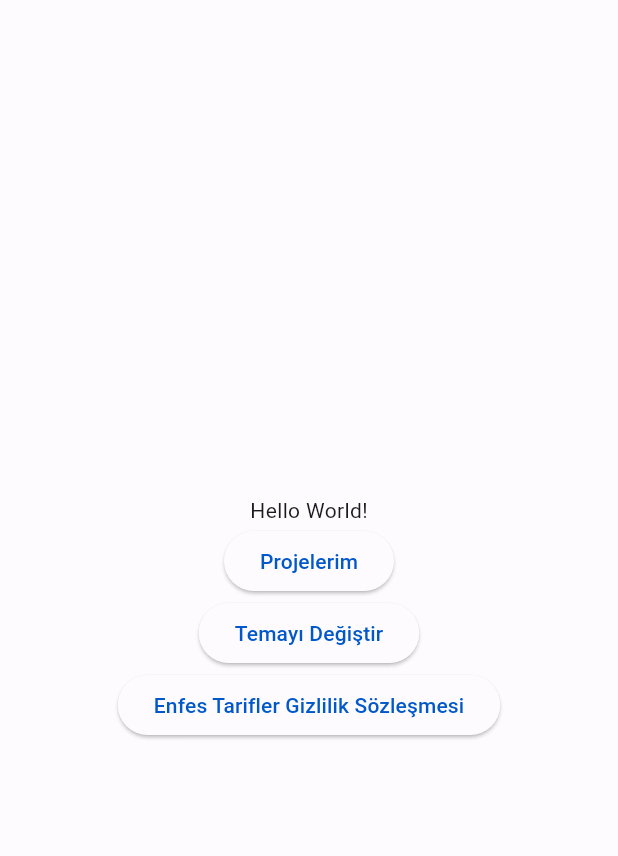
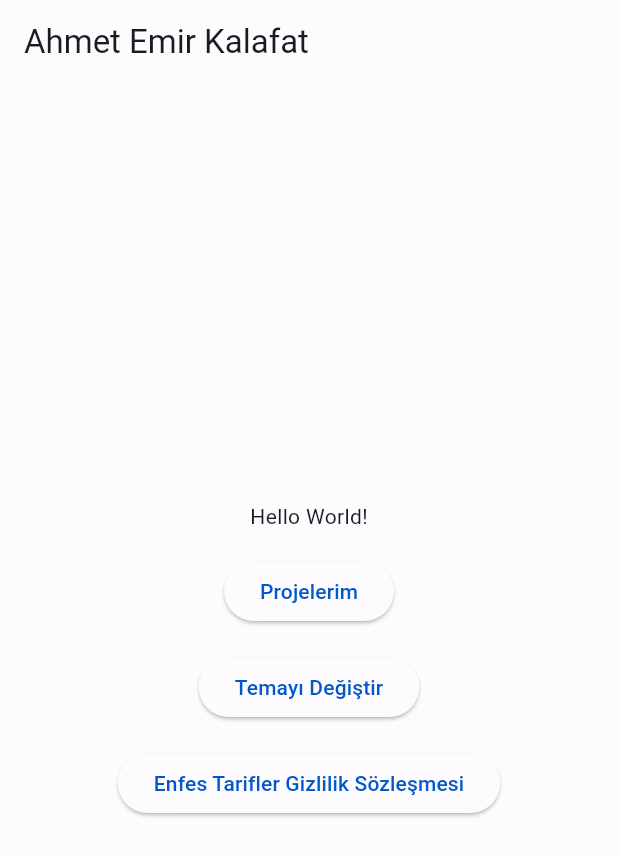
Before and after one commit to emirkalafat/emirklft, a Flutter app: the screen it shows after launch, on a phone screen of 412 x 824 dp. Shown: the top 856 px of the screen. Run offline on Flutter 3.47's test engine with Material 2 defaults, Android fonts, the phone set to English and light mode, and no system bars; our stand-ins replace adaptive_theme, beamer, flutter_widget_from_html_core.

Commit message:
padding fix

```diff
--- a/lib/screens/gizlilik_sozlesmesi.dart
+++ b/lib/screens/gizlilik_sozlesmesi.dart
@@ -1,4 +1,3 @@
-import 'dart:convert';
 import 'package:blog_web_site/html_pages.dart';
 import 'package:flutter/material.dart';
 import 'package:flutter_widget_from_html_core/flutter_widget_from_html_core.dart';
@@ -6,20 +5,11 @@ import 'package:flutter_widget_from_html_core/flutter_widget_from_html_core.dart
 class EnfesTariflerGizlilikSozlesmesi extends StatelessWidget {
   const EnfesTariflerGizlilikSozlesmesi({super.key});
 
-  void loadLocalHTML() async {
-    final url = Uri.dataFromString(
-      HTMLPages.gizlilik,
-      mimeType: 'text/html',
-      encoding: Encoding.getByName('utf-8'),
-    ).toString();
-    //controller.loadUrl(url);
-  }
-
   @override
   Widget build(BuildContext context) {
     return Scaffold(
       appBar: AppBar(
-        title: Text("Enfes Tarifler Gizlilik Sözleşmesi"),
+        title: const Text("Enfes Tarifler Gizlilik Sözleşmesi"),
       ),
       body: SingleChildScrollView(
         child: Padding(
--- a/lib/screens/home_screen.dart
+++ b/lib/screens/home_screen.dart
@@ -9,18 +9,27 @@ class HomePage extends StatelessWidget {
   Widget build(BuildContext context) {
     final currentTheme = AdaptiveTheme.of(context);
     return Scaffold(
+        appBar: AppBar(title: const Text("Ahmet Emir Kalafat")),
         body: Center(
           child: Column(
             mainAxisAlignment: MainAxisAlignment.center,
             children: [
-          Text("Hello World!"),
-          ElevatedButton(
+              const Padding(
+                padding: EdgeInsets.all(8.0),
+                child: Text("Hello World!"),
+              ),
+              Padding(
+                padding: const EdgeInsets.all(8.0),
+                child: ElevatedButton(
                   onPressed: () {
                     context.beamToNamed('/projects');
                   },
-            child: Text("Projelerim"),
+                  child: const Text("Projelerim"),
                 ),
-          ElevatedButton(
+              ),
+              Padding(
+                padding: const EdgeInsets.all(8.0),
+                child: ElevatedButton(
                   onPressed: () {
                     if (currentTheme.mode == AdaptiveThemeMode.dark) {
                       currentTheme.setThemeMode(AdaptiveThemeMode.light);
@@ -28,13 +37,17 @@ class HomePage extends StatelessWidget {
                       currentTheme.setThemeMode(AdaptiveThemeMode.dark);
                     }
                   },
-            child: Text("Temayı Değiştir"),
+                  child: const Text("Temayı Değiştir"),
                 ),
-          ElevatedButton(
+              ),
+              Padding(
+                padding: const EdgeInsets.all(8.0),
+                child: ElevatedButton(
                   onPressed: () {
                     context.beamToNamed('/enfestarifler');
                   },
-            child: Text("Enfes Tarifler Gizlilik Sözleşmesi"),
+                  child: const Text("Enfes Tarifler Gizlilik Sözleşmesi"),
+                ),
               ),
             ],
           ),
```
Lines whose indentation alone changed are shown as unchanged.
